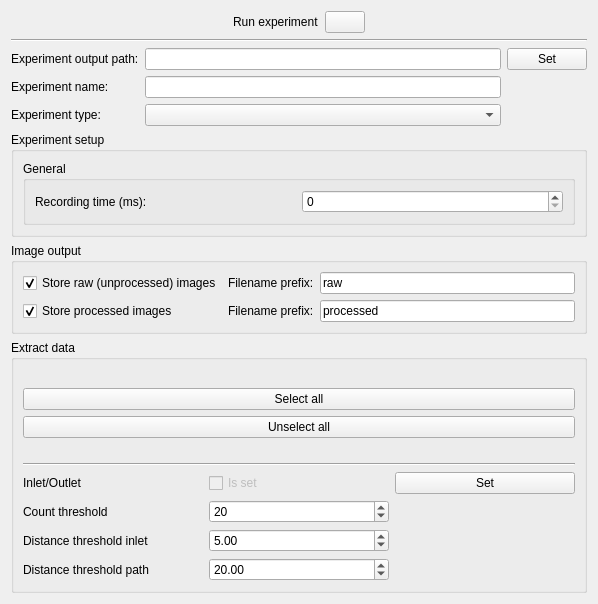
Old version of the form src/RTOC/gui/experimentsetup.ui in the repository mortbopet/RTOC.
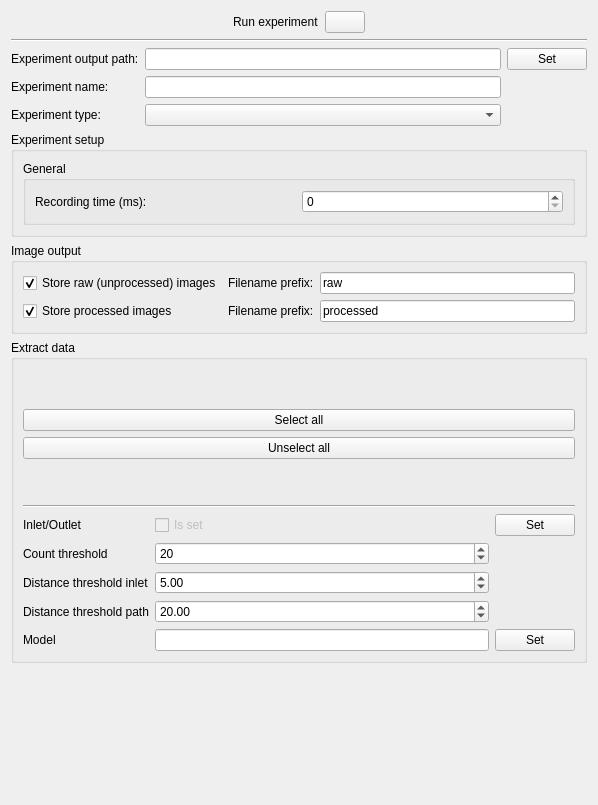
New version of the form.

Commit message: Prepare MachineLearning implementation in GUI and ObjectFinder

```diff
--- a/src/RTOC/gui/experimentsetup.ui
+++ b/src/RTOC/gui/experimentsetup.ui
@@ -7,7 +7,7 @@
     <x>0</x>
     <y>0</y>
     <width>598</width>
-    <height>604</height>
+    <height>805</height>
    </rect>
   </property>
   <property name="windowTitle">
@@ -235,6 +235,13 @@
        <layout class="QGridLayout" name="gridLayout_3">
         <item row="1" column="0">
          <layout class="QGridLayout" name="gridLayout_9">
+          <item row="4" column="0">
+           <widget class="QLabel" name="modelLabel">
+            <property name="text">
+             <string>Model</string>
+            </property>
+           </widget>
+          </item>
           <item row="1" column="1">
            <widget class="QSpinBox" name="countThreshold">
             <property name="maximum">
@@ -310,6 +317,20 @@
             </property>
            </widget>
           </item>
+          <item row="4" column="1">
+           <widget class="QLineEdit" name="modelPath">
+            <property name="readOnly">
+             <bool>true</bool>
+            </property>
+           </widget>
+          </item>
+          <item row="4" column="2">
+           <widget class="QPushButton" name="pushButton">
+            <property name="text">
+             <string>Set</string>
+            </property>
+           </widget>
+          </item>
          </layout>
         </item>
         <item row="0" column="0">
```
The commit also changes 5 other files.
